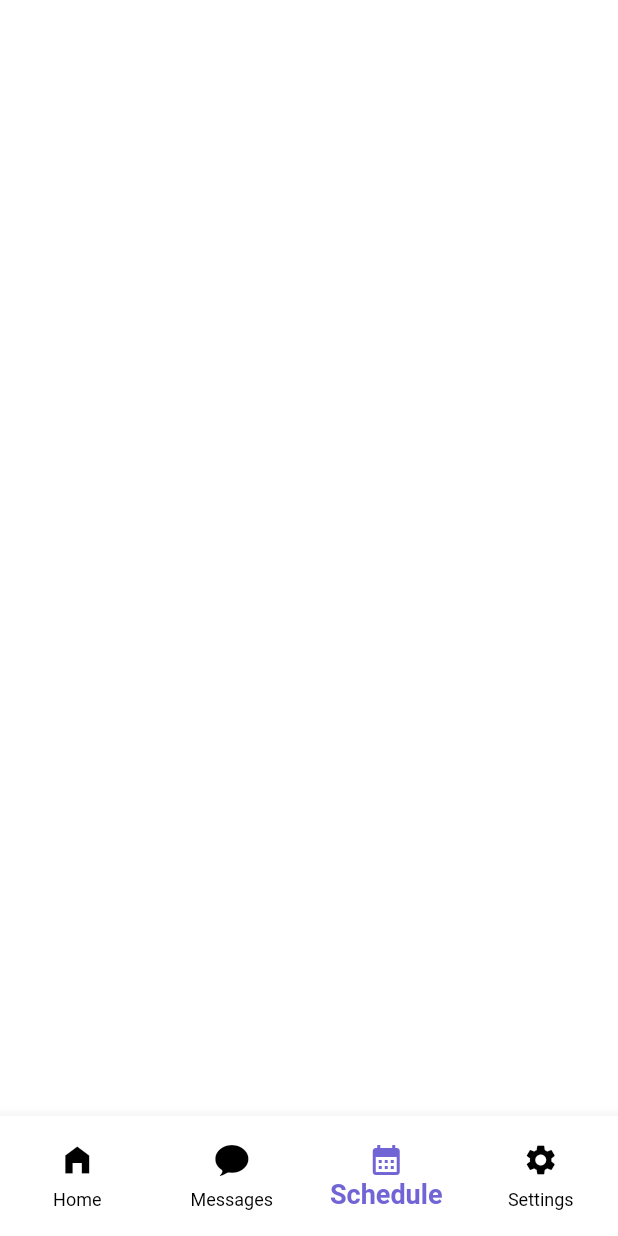
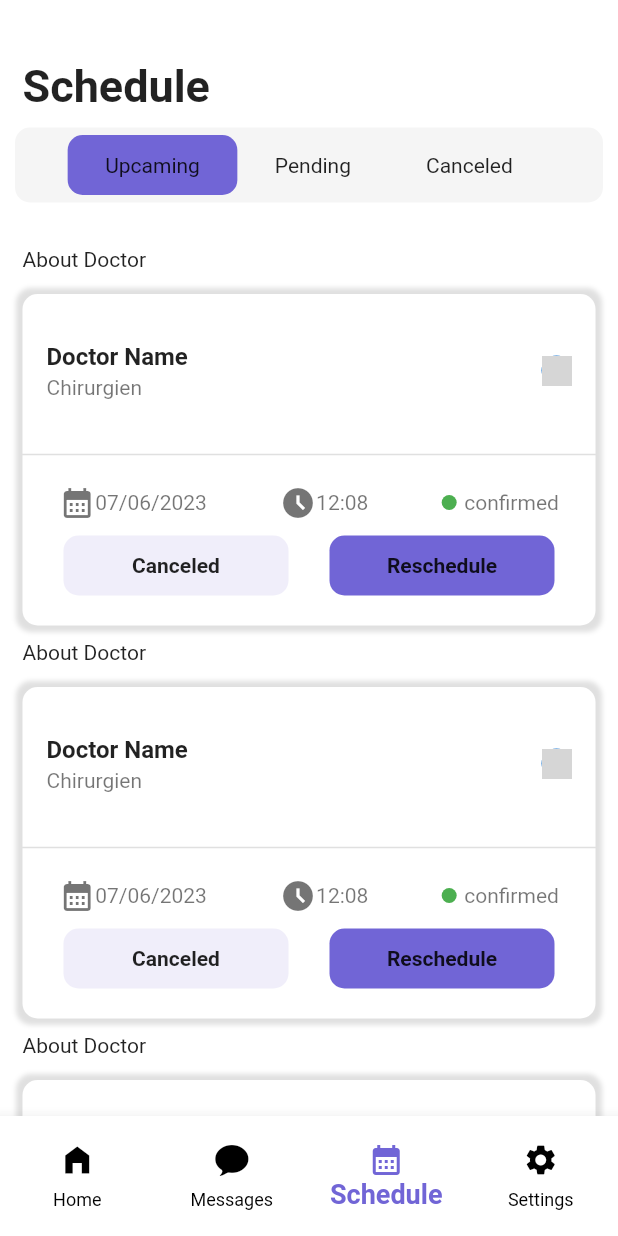
Before and after one commit to Nguirane120/flutterHospital, a Flutter app: the NavbarRoots screen opened directly, item 3 of the bottom bar chosen, on a phone screen of 412 x 824 dp. Run offline on Flutter 3.47's test engine with Material 2 defaults, Android fonts, the light colour scheme and no system bars; grey boxes are pictures that could not be loaded.

Commit message:
schedule screen

```diff
--- /dev/null
+++ b/lib/scrrens/schedul_screen.dart
@@ -0,0 +1,99 @@
+import 'package:flutter/material.dart';
+import 'package:mediacal_health/utils.dart';
+import 'package:mediacal_health/widgets/upcaming.dart';
+
+class SchedulScreen extends StatefulWidget {
+  const SchedulScreen({super.key});
+
+  @override
+  State<SchedulScreen> createState() => _SchedulScreenState();
+}
+
+class _SchedulScreenState extends State<SchedulScreen> {
+  int scheduleButtn = 0;
+
+  final _schedulWidget = [
+    // Center(child: Text("Upcaming"),),
+    UpcamingScreen(),
+    Center(child: Text("Upcaming"),),
+    Center(child: Text("Upcaming"),),
+  ];
+  @override
+  Widget build(BuildContext context) {
+    return SingleChildScrollView(
+      padding: EdgeInsets.only(top: 40),
+      child: Column(
+        crossAxisAlignment: CrossAxisAlignment.start,
+        children: [
+          Padding(
+            padding: EdgeInsets.symmetric(horizontal: 15),
+            child: Text("Schedule", style: TextStyle(fontWeight: FontWeight.bold, fontSize: 30),),
+          ),
+          SizedBox(height: 10,),
+          Container(
+            padding: EdgeInsets.all(5),
+            margin: EdgeInsets.symmetric(horizontal: 10),
+            decoration: BoxDecoration(
+              color: Colors.grey.shade100,
+              borderRadius: BorderRadius.circular(10)
+            ),
+            child: Row(
+              mainAxisAlignment: MainAxisAlignment.center,
+              children: [
+                InkWell(
+                  onTap: (){
+                    setState(() {
+                      scheduleButtn = 0;
+                    });
+                  },
+                  child: Container(
+                    padding: EdgeInsets.symmetric(horizontal: 25, vertical: 12),
+                    decoration: BoxDecoration(
+                      borderRadius: BorderRadius.circular(10),
+                      color: scheduleButtn == 0 ? Color(0xFF7165D6) : Colors.transparent
+                    ),
+                    child: Text("Upcaming"),
+                  ),
+                ),
+                InkWell(
+                  onTap: (){
+                    setState(() {
+                      scheduleButtn = 1;
+                    });
+                  },
+                  child: Container(
+                    padding: EdgeInsets.symmetric(horizontal: 25, vertical: 12),
+                    decoration: BoxDecoration(
+                      borderRadius: BorderRadius.circular(10),
+                      color: scheduleButtn == 1 ? Color(0xFF7165D6) : Colors.transparent
+                    ),
+                    child: Text("Pending"),
+                  ),
+                ),
+                InkWell(
+                  onTap: (){
+                    setState(() {
+                      scheduleButtn = 2;
+                    });
+                  },
+                  child: Container(
+                    padding: EdgeInsets.symmetric(horizontal: 25, vertical: 12),
+                    decoration: BoxDecoration(
+                      borderRadius: BorderRadius.circular(10),
+                      color: scheduleButtn == 2 ? Color(0xFF7165D6) : Colors.transparent
+                    ),
+                    child: Text("Canceled"),
+                  ),
+                ),
+              ],
+            ),
+
+          ),
+          SizedBox(height: 30,),
+          _schedulWidget[scheduleButtn]
+
+        ],
+      ),
+    );
+  }
+}
--- a/lib/utils.dart
+++ b/lib/utils.dart
@@ -1 +1,3 @@
-String primaryColor = "0xFFF0EEFA";
+import 'package:flutter/material.dart';
+
+final primaryColor = Color(0xFFF0EEFA);
--- a/lib/widgets/app_bar.dart
+++ b/lib/widgets/app_bar.dart
@@ -1,6 +1,7 @@
 import 'package:flutter/cupertino.dart';
 import 'package:flutter/material.dart';
 import 'package:mediacal_health/scrrens/home_screen.dart';
+import 'package:mediacal_health/scrrens/schedul_screen.dart';
 import 'package:mediacal_health/scrrens/settings_screen.dart';
 
 
@@ -17,7 +18,7 @@ class _NavbarRootsState extends State<NavbarRoots> {
     final _screens = [
       HomeScreen(),
       Container(),
-      Container(),
+      SchedulScreen(),
       SettingScreen(),
     ];
   @override
--- /dev/null
+++ b/lib/widgets/upcaming.dart
@@ -0,0 +1,391 @@
+import 'package:flutter/material.dart';
+
+class UpcamingScreen extends StatelessWidget {
+  const UpcamingScreen({super.key});
+
+  @override
+  Widget build(BuildContext context) {
+    return Padding(
+      padding: EdgeInsets.symmetric(horizontal: 15),
+      child: Column(
+        crossAxisAlignment: CrossAxisAlignment.start,
+        children: [
+          Text("About Doctor"),
+          SizedBox(
+            height: 15,
+          ),
+          Container(
+            padding: EdgeInsets.symmetric(vertical: 15),
+            decoration: BoxDecoration(
+                color: Colors.white,
+                borderRadius: BorderRadius.circular(10),
+                boxShadow: [
+                  BoxShadow(
+                    color: Colors.black12,
+                    blurRadius: 2,
+                    spreadRadius: 4,
+                  )
+                ]),
+            child: SizedBox(
+              width: MediaQuery.of(context).size.width,
+              child: Column(
+                children: [
+                  ListTile(
+                      title: Text(
+                        "Doctor Name",
+                        style: TextStyle(fontWeight: FontWeight.bold),
+                      ),
+                      subtitle: Text("Chirurgien"),
+                      trailing: CircleAvatar(
+                        radius: 10,
+                        backgroundImage: AssetImage("images/doc1.avif"),
+                      )),
+                  Padding(
+                    padding: EdgeInsets.symmetric(vertical: 10),
+                    child: Divider(
+                      thickness: 1,
+                      height: 20,
+                    ),
+                  ),
+                  Row(
+                    mainAxisAlignment: MainAxisAlignment.spaceAround,
+                    children: [
+                      Row(
+                        // mainAxisAlignment: MainAxisAlignment.spaceAround,
+                        children: [
+                          Icon(
+                            Icons.calendar_month,
+                            color: Colors.black54,
+                          ),
+                          Text(
+                            "07/06/2023",
+                            style: TextStyle(color: Colors.black54),
+                          )
+                        ],
+                      ),
+                      Row(
+                        // mainAxisAlignment: MainAxisAlignment.spaceAround,
+                        children: [
+                          Icon(
+                            Icons.access_time_filled,
+                            color: Colors.black54,
+                          ),
+                          Text(
+                            "12:08",
+                            style: TextStyle(color: Colors.black54),
+                          )
+                        ],
+                      ),
+                      Row(
+                        children: [
+                          Container(
+                            padding: EdgeInsets.all(5),
+                            decoration: BoxDecoration(
+                                color: Colors.green, shape: BoxShape.circle),
+                          ),
+                          SizedBox(
+                            width: 5,
+                          ),
+                          Text(
+                            "confirmed",
+                            style: TextStyle(color: Colors.black54),
+                          )
+                        ],
+                      ),
+                    ],
+                  ),
+                  SizedBox(
+                    height: 5,
+                  ),
+                  Row(
+                    mainAxisAlignment: MainAxisAlignment.spaceEvenly,
+                    children: [
+                      InkWell(
+                        onTap: () {},
+                        child: Container(
+                          width: 150,
+                          padding: EdgeInsets.symmetric(vertical: 12),
+                          margin: EdgeInsets.symmetric(vertical: 5),
+                          decoration: BoxDecoration(
+                              color: Color(0xFFF0EEFA),
+                              borderRadius: BorderRadius.circular(10)),
+                          child: Center(
+                            child: Text("Canceled", style: TextStyle(fontWeight: FontWeight.bold),),
+                          ),
+                        ),
+                      ),
+                      InkWell(
+                        onTap: () {},
+                        child: Container(
+                          width: 150,
+                          padding: EdgeInsets.symmetric(vertical: 12),
+                          // margin: EdgeInsets.symmetric(vertical: 5),
+                          decoration: BoxDecoration(
+                              color: Color(0xFF7165D6),
+                              borderRadius: BorderRadius.circular(10)),
+                          child: Center(
+                            child: Text("Reschedule", style: TextStyle(fontWeight: FontWeight.bold),),
+                          ),
+                        ),
+                      ),
+                    ],
+                  )
+                ],
+              ),
+            ),
+          ),
+          SizedBox(height: 10,),
+          Text("About Doctor"),
+          SizedBox(
+            height: 15,
+          ),
+          Container(
+            padding: EdgeInsets.symmetric(vertical: 15),
+            decoration: BoxDecoration(
+                color: Colors.white,
+                borderRadius: BorderRadius.circular(10),
+                boxShadow: [
+                  BoxShadow(
+                    color: Colors.black12,
+                    blurRadius: 2,
+                    spreadRadius: 4,
+                  )
+                ]),
+            child: SizedBox(
+              width: MediaQuery.of(context).size.width,
+              child: Column(
+                children: [
+                  ListTile(
+                      title: Text(
+                        "Doctor Name",
+                        style: TextStyle(fontWeight: FontWeight.bold),
+                      ),
+                      subtitle: Text("Chirurgien"),
+                      trailing: CircleAvatar(
+                        radius: 10,
+                        backgroundImage: AssetImage("images/doc1.avif"),
+                      )),
+                  Padding(
+                    padding: EdgeInsets.symmetric(vertical: 10),
+                    child: Divider(
+                      thickness: 1,
+                      height: 20,
+                    ),
+                  ),
+                  Row(
+                    mainAxisAlignment: MainAxisAlignment.spaceAround,
+                    children: [
+                      Row(
+                        // mainAxisAlignment: MainAxisAlignment.spaceAround,
+                        children: [
+                          Icon(
+                            Icons.calendar_month,
+                            color: Colors.black54,
+                          ),
+                          Text(
+                            "07/06/2023",
+                            style: TextStyle(color: Colors.black54),
+                          )
+                        ],
+                      ),
+                      Row(
+                        // mainAxisAlignment: MainAxisAlignment.spaceAround,
+                        children: [
+                          Icon(
+                            Icons.access_time_filled,
+                            color: Colors.black54,
+                          ),
+                          Text(
+                            "12:08",
+                            style: TextStyle(color: Colors.black54),
+                          )
+                        ],
+                      ),
+                      Row(
+                        children: [
+                          Container(
+                            padding: EdgeInsets.all(5),
+                            decoration: BoxDecoration(
+                                color: Colors.green, shape: BoxShape.circle),
+                          ),
+                          SizedBox(
+                            width: 5,
+                          ),
+                          Text(
+                            "confirmed",
+                            style: TextStyle(color: Colors.black54),
+                          )
+                        ],
+                      ),
+                    ],
+                  ),
+                  SizedBox(
+                    height: 5,
+                  ),
+                  Row(
+                    mainAxisAlignment: MainAxisAlignment.spaceEvenly,
+                    children: [
+                      InkWell(
+                        onTap: () {},
+                        child: Container(
+                          width: 150,
+                          padding: EdgeInsets.symmetric(vertical: 12),
+                          margin: EdgeInsets.symmetric(vertical: 5),
+                          decoration: BoxDecoration(
+                              color: Color(0xFFF0EEFA),
+                              borderRadius: BorderRadius.circular(10)),
+                          child: Center(
+                            child: Text("Canceled", style: TextStyle(fontWeight: FontWeight.bold),),
+                          ),
+                        ),
+                      ),
+                      InkWell(
+                        onTap: () {},
+                        child: Container(
+                          width: 150,
+                          padding: EdgeInsets.symmetric(vertical: 12),
+                          // margin: EdgeInsets.symmetric(vertical: 5),
+                          decoration: BoxDecoration(
+                              color: Color(0xFF7165D6),
+                              borderRadius: BorderRadius.circular(10)),
+                          child: Center(
+                            child: Text("Reschedule", style: TextStyle(fontWeight: FontWeight.bold),),
+                          ),
+                        ),
+                      ),
+                    ],
+                  )
+                ],
+              ),
+            ),
+          ),
+          SizedBox(height: 10,),
+          Text("About Doctor"),
+          SizedBox(
+            height: 15,
+          ),
+          Container(
+            padding: EdgeInsets.symmetric(vertical: 15),
+            decoration: BoxDecoration(
+                color: Colors.white,
+                borderRadius: BorderRadius.circular(10),
+                boxShadow: [
+                  BoxShadow(
+                    color: Colors.black12,
+                    blurRadius: 2,
+                    spreadRadius: 4,
+                  )
+                ]),
+            child: SizedBox(
+              width: MediaQuery.of(context).size.width,
+              child: Column(
+                children: [
+                  ListTile(
+                      title: Text(
+                        "Doctor Name",
+                        style: TextStyle(fontWeight: FontWeight.bold),
+                      ),
+                      subtitle: Text("Chirurgien"),
+                      trailing: CircleAvatar(
+                        radius: 10,
+                        backgroundImage: AssetImage("images/doc1.avif"),
+                      )),
+                  Padding(
+                    padding: EdgeInsets.symmetric(vertical: 10),
+                    child: Divider(
+                      thickness: 1,
+                      height: 20,
+                    ),
+                  ),
+                  Row(
+                    mainAxisAlignment: MainAxisAlignment.spaceAround,
+                    children: [
+                      Row(
+                        // mainAxisAlignment: MainAxisAlignment.spaceAround,
+                        children: [
+                          Icon(
+                            Icons.calendar_month,
+                            color: Colors.black54,
+                          ),
+                          Text(
+                            "07/06/2023",
+                            style: TextStyle(color: Colors.black54),
+                          )
+                        ],
+                      ),
+                      Row(
+                        // mainAxisAlignment: MainAxisAlignment.spaceAround,
+                        children: [
+                          Icon(
+                            Icons.access_time_filled,
+                            color: Colors.black54,
+                          ),
+                          Text(
+                            "12:08",
+                            style: TextStyle(color: Colors.black54),
+                          )
+                        ],
+                      ),
+                      Row(
+                        children: [
+                          Container(
+                            padding: EdgeInsets.all(5),
+                            decoration: BoxDecoration(
+                                color: Colors.green, shape: BoxShape.circle),
+                          ),
+                          SizedBox(
+                            width: 5,
+                          ),
+                          Text(
+                            "confirmed",
+                            style: TextStyle(color: Colors.black54),
+                          )
+                        ],
+                      ),
+                    ],
+                  ),
+                  SizedBox(
+                    height: 5,
+                  ),
+                  Row(
+                    mainAxisAlignment: MainAxisAlignment.spaceEvenly,
+                    children: [
+                      InkWell(
+                        onTap: () {},
+                        child: Container(
+                          width: 150,
+                          padding: EdgeInsets.symmetric(vertical: 12),
+                          margin: EdgeInsets.symmetric(vertical: 5),
+                          decoration: BoxDecoration(
+                              color: Color(0xFFF0EEFA),
+                              borderRadius: BorderRadius.circular(10)),
+                          child: Center(
+                            child: Text("Canceled", style: TextStyle(fontWeight: FontWeight.bold),),
+                          ),
+                        ),
+                      ),
+                      InkWell(
+                        onTap: () {},
+                        child: Container(
+                          width: 150,
+                          padding: EdgeInsets.symmetric(vertical: 12),
+                          // margin: EdgeInsets.symmetric(vertical: 5),
+                          decoration: BoxDecoration(
+                              color: Color(0xFF7165D6),
+                              borderRadius: BorderRadius.circular(10)),
+                          child: Center(
+                            child: Text("Reschedule", style: TextStyle(fontWeight: FontWeight.bold),),
+                          ),
+                        ),
+                      ),
+                    ],
+                  )
+                ],
+              ),
+            ),
+          )
+        ],
+      ),
+    );
+  }
+}
```
